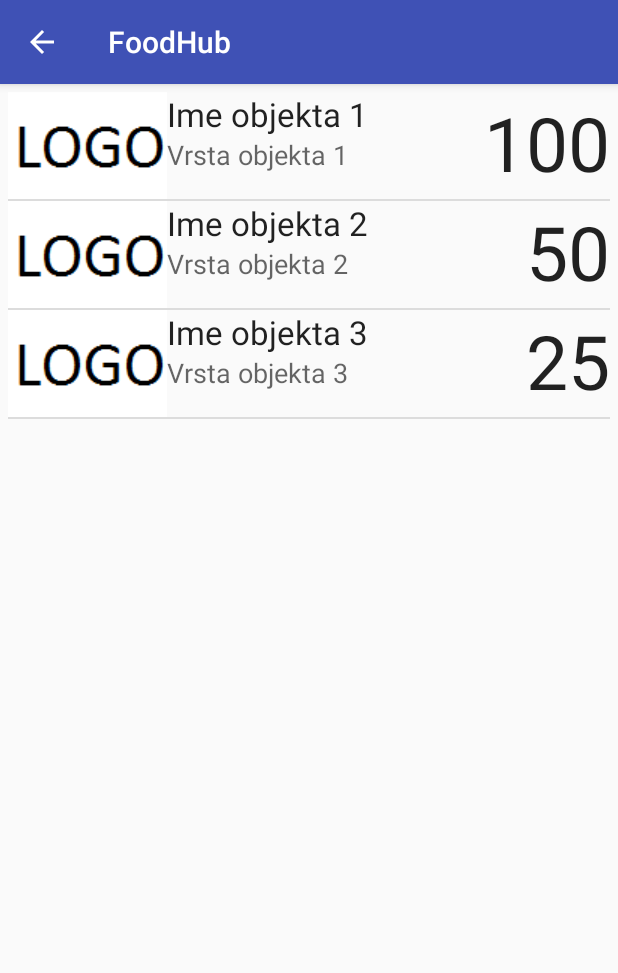
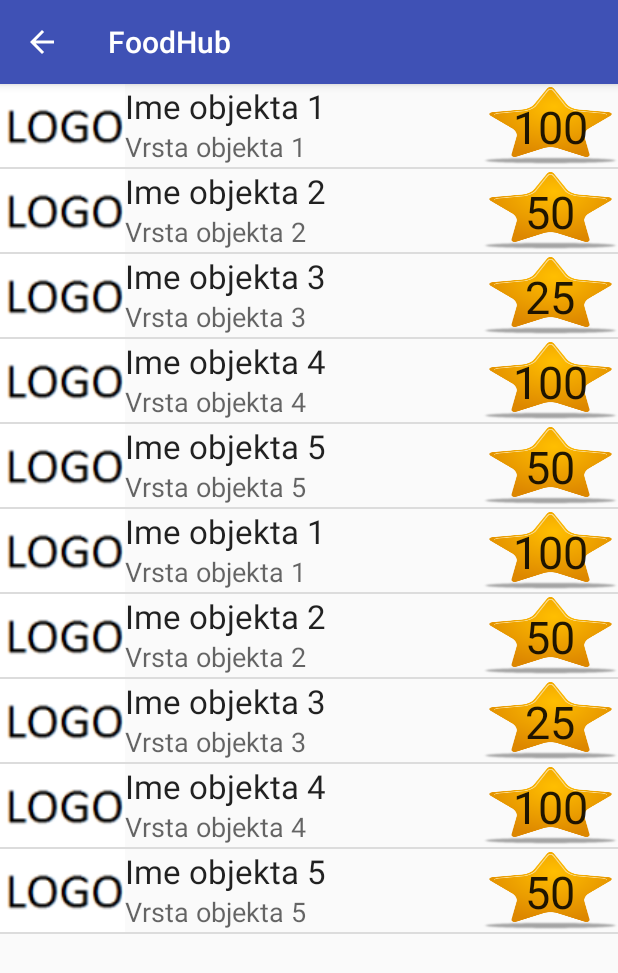
Before and after one commit to mDinon/FoodHub, an Android app: the screen it shows after launch (MainActivity), on a phone screen of 412 x 824 dp. Shown: the top 973 px of the screen. Run offline under Robolectric (Android 15) with nearby library versions, the phone set to English and light mode, and no system bars.

Commit message:
Dodana RatingStar

```diff
--- a/app/src/main/java/hr/mc2/foodhub/MainActivity.java
+++ b/app/src/main/java/hr/mc2/foodhub/MainActivity.java
@@ -16,6 +16,8 @@ public class MainActivity extends AppCompatActivity {
     ItemListPodaci objekt1 = new ItemListPodaci("Ime objekta 1", "Vrsta objekta 1", 100, R.drawable.logo);
     ItemListPodaci objekt2 = new ItemListPodaci("Ime objekta 2", "Vrsta objekta 2", 50, R.drawable.logo);
     ItemListPodaci objekt3 = new ItemListPodaci("Ime objekta 3", "Vrsta objekta 3", 25, R.drawable.logo);
+    ItemListPodaci objekt4 = new ItemListPodaci("Ime objekta 4", "Vrsta objekta 4", 100, R.drawable.logo);
+    ItemListPodaci objekt5 = new ItemListPodaci("Ime objekta 5", "Vrsta objekta 5", 50, R.drawable.logo);
 
     @Override
     protected void onCreate(Bundle savedInstanceState) {
@@ -25,6 +27,13 @@ public class MainActivity extends AppCompatActivity {
         Restorani.add(objekt1);
         Restorani.add(objekt2);
         Restorani.add(objekt3);
+        Restorani.add(objekt4);
+        Restorani.add(objekt5);
+        Restorani.add(objekt1);
+        Restorani.add(objekt2);
+        Restorani.add(objekt3);
+        Restorani.add(objekt4);
+        Restorani.add(objekt5);
 
         // Kreiranje array liste custom klase i popunjavanje iste
         ArrayList<ItemListPodaci> objekti = new ArrayList<>();
--- a/app/src/main/res/layout/activity_main.xml
+++ b/app/src/main/res/layout/activity_main.xml
@@ -3,7 +3,7 @@
     android:layout_width="wrap_content"
     android:layout_height="wrap_content"
     android:orientation="horizontal"
-    android:padding="5dip" >
+    android:padding="0dip">
 
     <ListView
         android:layout_width="fill_parent"
--- a/app/src/main/res/layout/item_liste_objekata.xml
+++ b/app/src/main/res/layout/item_liste_objekata.xml
@@ -8,7 +8,8 @@
         android:layout_width="wrap_content"
         android:layout_height="wrap_content"
         android:id="@+id/logoObjekta"
-        android:contentDescription="@string/logoObjekta" />
+        android:contentDescription="@string/logoObjekta"
+        android:src="@drawable/logo"/>
 
     <TextView
         android:layout_width="wrap_content"
@@ -30,16 +31,19 @@
         android:layout_alignStart="@+id/imeObjekta" />
 
     <TextView
-        android:layout_width="wrap_content"
+        android:layout_width="90dp"
         android:layout_height="wrap_content"
         android:textAppearance="?android:attr/textAppearanceLarge"
         android:text="100"
-        android:textSize="50dp"
+        android:textSize="30dp"
         android:id="@+id/rating"
         android:layout_alignParentTop="true"
         android:layout_alignParentRight="true"
         android:layout_alignParentEnd="true"
-        android:layout_alignBottom="@+id/vrstaObjekta" />
+        android:layout_alignBottom="@+id/vrstaObjekta"
+        android:background="@drawable/star"
+        android:textAlignment="center"
+        android:paddingTop="8dp" />
 
     <!--    <ImageView
             android:layout_width="wrap_content"
--- a/app/src/main/res/values/colors.xml
+++ b/app/src/main/res/values/colors.xml
@@ -3,4 +3,5 @@
     <color name="colorPrimary">#3F51B5</color>
     <color name="colorPrimaryDark">#303F9F</color>
     <color name="colorAccent">#FF4081</color>
+    <color name="listViewColor">#66ccff</color>
 </resources>
```
Also changed, not shown: app/src/main/res/drawable/logo.png, app/src/main/res/drawable/star.png (added), app/src/main/res/layout/splash.xml (line endings or trailing spaces).
